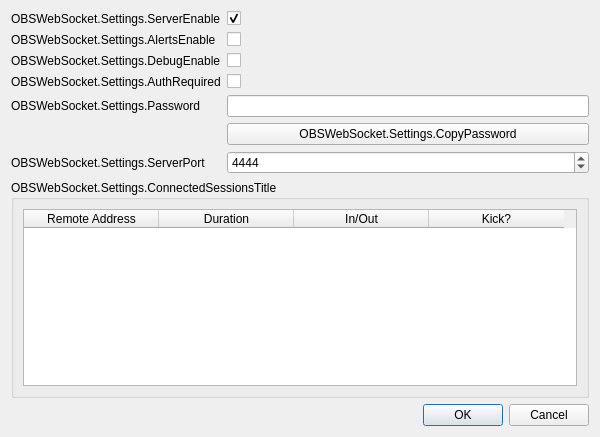
Above: src/forms/SettingsDialog.ui from obsproject/obs-websocket before the change. Below: the same form after it.
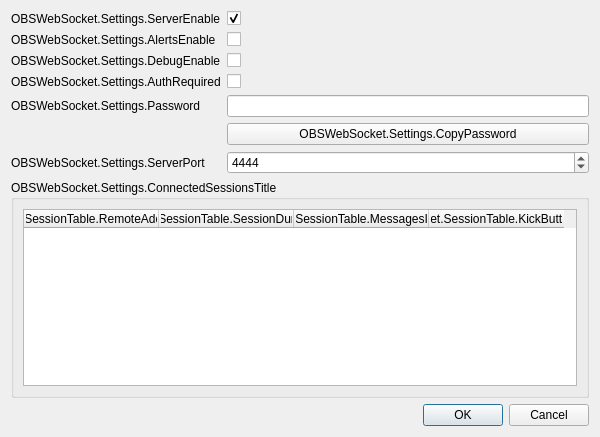
That is the form after the change.

Commit message: SettingsDialog: Add translations to Session Table

What changed in the file:
```diff
--- a/src/forms/SettingsDialog.ui
+++ b/src/forms/SettingsDialog.ui
@@ -162,22 +162,22 @@
         </attribute>
         <column>
          <property name="text">
-          <string>Remote Address</string>
+          <string>OBSWebSocket.SessionTable.RemoteAddressColumnTitle</string>
          </property>
         </column>
         <column>
          <property name="text">
-          <string>Duration</string>
+          <string>OBSWebSocket.SessionTable.SessionDurationColumnTitle</string>
          </property>
         </column>
         <column>
          <property name="text">
-          <string>In/Out</string>
+          <string>OBSWebSocket.SessionTable.MessagesInOutColumnTitle</string>
          </property>
         </column>
         <column>
          <property name="text">
-          <string>Kick?</string>
+          <string>OBSWebSocket.SessionTable.KickButtonColumnTitle</string>
          </property>
         </column>
        </widget>
```
The commit also changes 2 other files.
